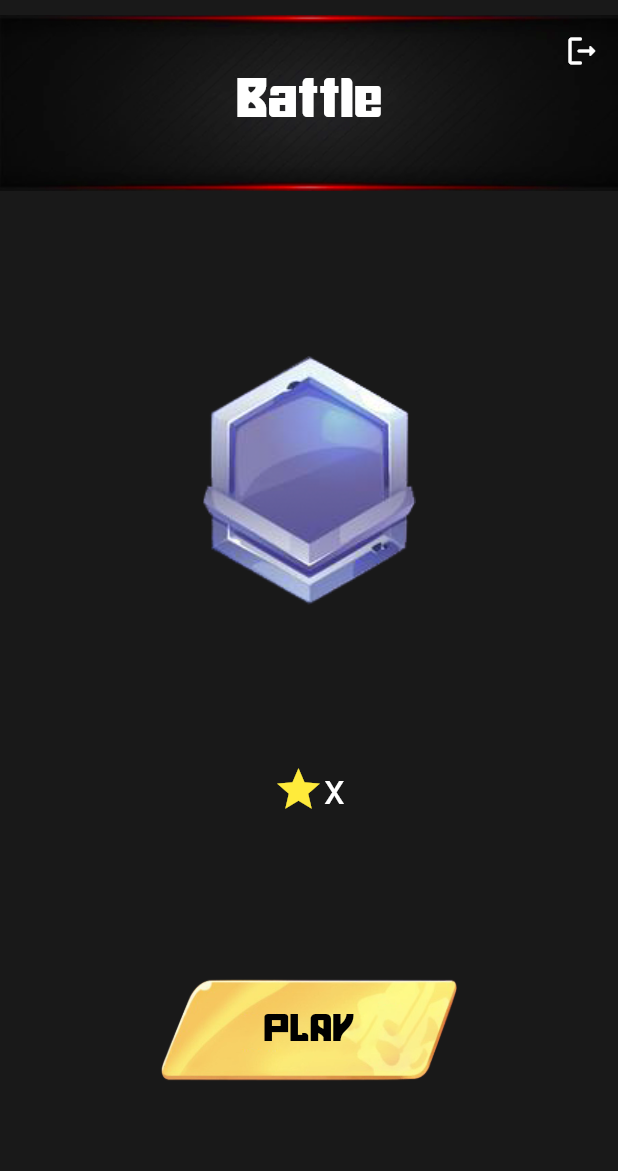
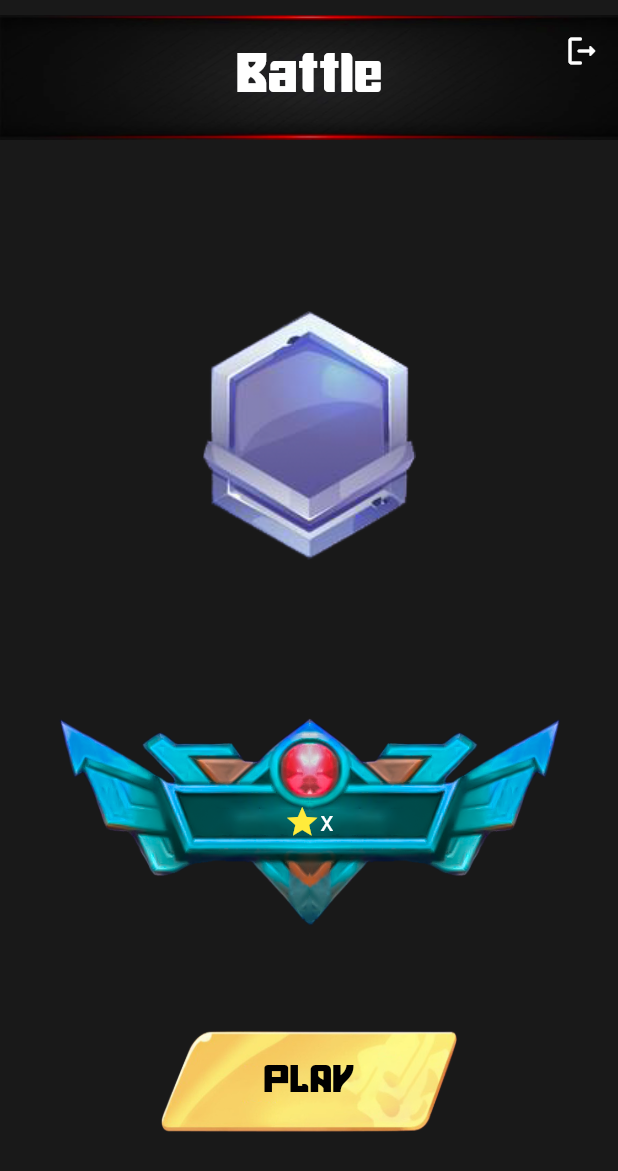
Before and after one commit to JiDuyy/dc_marvel_app, a Flutter app: the PlayBattle screen opened directly, on a phone screen of 412 x 824 dp. Shown: the top 1171 px of the screen. Run offline on Flutter 3.47's test engine with Material 2 defaults, Android fonts, the phone set to English and light mode, and no system bars; our stand-ins replace animated_text_kit, cloud_firestore, dropdown_button2, firebase_auth, firebase_core, firebase_database and 3 more; accounts and stored records are empty.

Commit message:
update rank play

```diff
--- a/lib/components/PlayerRoom.dart
+++ b/lib/components/PlayerRoom.dart
@@ -38,7 +38,7 @@ class _PlayerRoomState extends State<PlayerRoom> {
             decoration: BoxDecoration(
               image: DecorationImage(
                 image: AssetImage(widget.pathFrameRank.isEmpty
-                    ? "assets/images/FrameRank1.png"
+                    ? "assets/images/FrameRank0.png"
                     : "assets/images/FrameRank${widget.pathFrameRank}.png"),
                 fit: BoxFit.cover,
               ),
--- a/lib/view/play/find_battle.dart
+++ b/lib/view/play/find_battle.dart
@@ -104,7 +104,7 @@ class PlayBattleState extends State<PlayBattle> {
               ),
             ),
             Expanded(
-              flex: 3,
+              flex: 5,
               child: Column(
                 children: [
                   Expanded(
@@ -113,32 +113,44 @@ class PlayBattleState extends State<PlayBattle> {
                       margin: const EdgeInsets.all(30.0),
                       decoration: BoxDecoration(
                         image: DecorationImage(
-                          image: AssetImage(_rank.text == ""
+                          image: AssetImage(
+                            _rank.text == ""
                                 ? "assets/images/rank1.png"
-                              : "assets/images/rank${_rank.text}.png"),
+                                : "assets/images/rank${_rank.text}.png",
+                          ),
                           // fit: BoxFit.fill,
                         ),
                       ),
                     ),
                   ),
                   Expanded(
-                    flex: 1,
+                      flex: 3,
+                      child: starRank.text != '0'
+                          ? Container(
+                              decoration: const BoxDecoration(
+                                image: DecorationImage(
+                                  image:
+                                      AssetImage('assets/images/FrameStar.png'),
+                                  // fit: BoxFit.fill,
+                                ),
+                              ),
                               child: Row(
                                 mainAxisAlignment: MainAxisAlignment.center,
                                 children: [
-                        Icon(
+                                  const Icon(
                                     Icons.star,
                                     color: Colors.yellow,
-                          size: starRank.text != '0' ? 34 : 0,
+                                    size: 24,
                                   ),
                                   Text(
-                          starRank.text != '0' ? 'x${starRank.text}' : '',
+                                    'x${starRank.text}',
                                     style: const TextStyle(
-                              color: Colors.white, fontSize: 28),
+                                        color: Colors.white, fontSize: 18),
                                   ),
                                 ],
                               ),
-                  ),
+                            )
+                          : Container()),
                 ],
               ),
             ),
```
Also changed, not shown: lib/components/ChangeRoom.dart (+16 -2 lines), lib/components/ReportBattleRank.dart (+9 -5 lines), lib/components/ShowDialogCreateRoom.dart (+60 -12 lines), lib/components/ShowDialogPlayProfile.dart (+16 -32 lines), lib/view/LoginPhone/verify.dart (+10 -3 lines), assets/images/FrameRank0.png (added), assets/images/FrameRank1.png, assets/images/FrameRank2.png, assets/images/FrameRank3.png, assets/images/FrameRank4.png (added), assets/images/FrameStar.png (added), assets/images/iconking.png (added), assets/images/rank27.png (added), assets/images/z3957448279222_cdec7abb0037d2957d0f52f7d4fb722a copy.png (deleted). Lines whose indentation alone changed are shown as unchanged.
